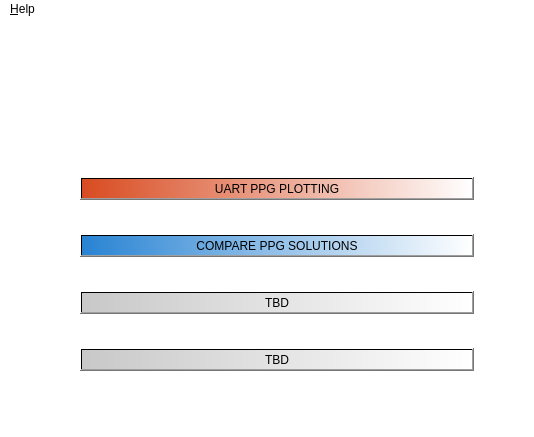
Above: GUI Application/app_entry.ui from vladBaciu/PPG-EduKit before the change. Below: the same form after it.
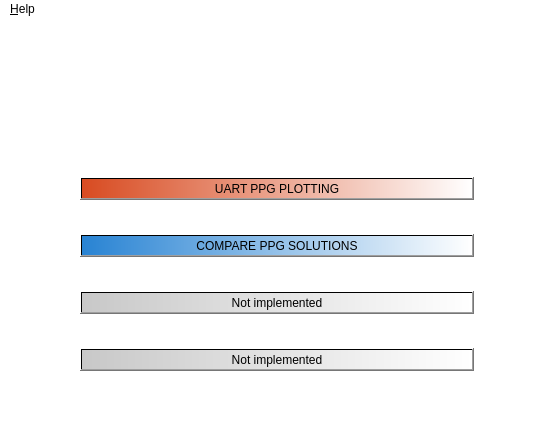
That is the form after the change. Icons and pictures are not drawn.

Commit message: Update app entry GUI and plotter for app1.

```diff
--- a/GUI Application/app_entry.ui
+++ b/GUI Application/app_entry.ui
@@ -78,7 +78,7 @@
 background-color: qlineargradient(spread:pad, x1:0, y1:0, x2:1, y2:0, stop:0 rgba(200, 200,200, 255), stop:1 rgba(255, 255, 255, 255));</string>
        </property>
        <property name="text">
-        <string>TBD</string>
+        <string>Not implemented</string>
        </property>
       </widget>
      </item>
@@ -92,7 +92,7 @@
 background-color: qlineargradient(spread:pad, x1:0, y1:0, x2:1, y2:0, stop:0 rgba(200, 200,200, 255), stop:1 rgba(255, 255, 255, 255));</string>
        </property>
        <property name="text">
-        <string>TBD</string>
+        <string>Not implemented</string>
        </property>
       </widget>
      </item>
```
The commit also changes 1 other file.
